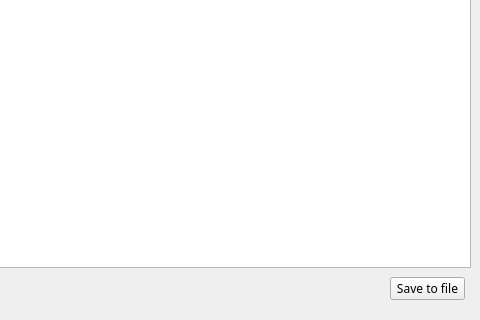
Before: the Qt Designer form UI/characteristic.ui in socialnetworktool/SocialNetworkSimulator, drawn with Qt 5; both pictures show x 320 to 800 and y 253 to 573 of the 800 by 573 pixel window.
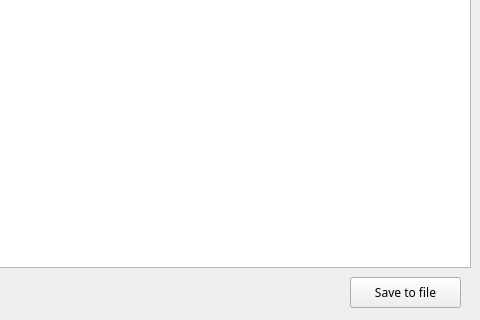
After: the same form once the commit is applied.

```diff
--- a/UI/characteristic.ui
+++ b/UI/characteristic.ui
@@ -36,10 +36,10 @@
    <widget class="QPushButton" name="pushButton">
     <property name="geometry">
      <rect>
-      <x>710</x>
+      <x>670</x>
       <y>530</y>
-      <width>75</width>
-      <height>23</height>
+      <width>111</width>
+      <height>31</height>
      </rect>
     </property>
     <property name="text">
```
